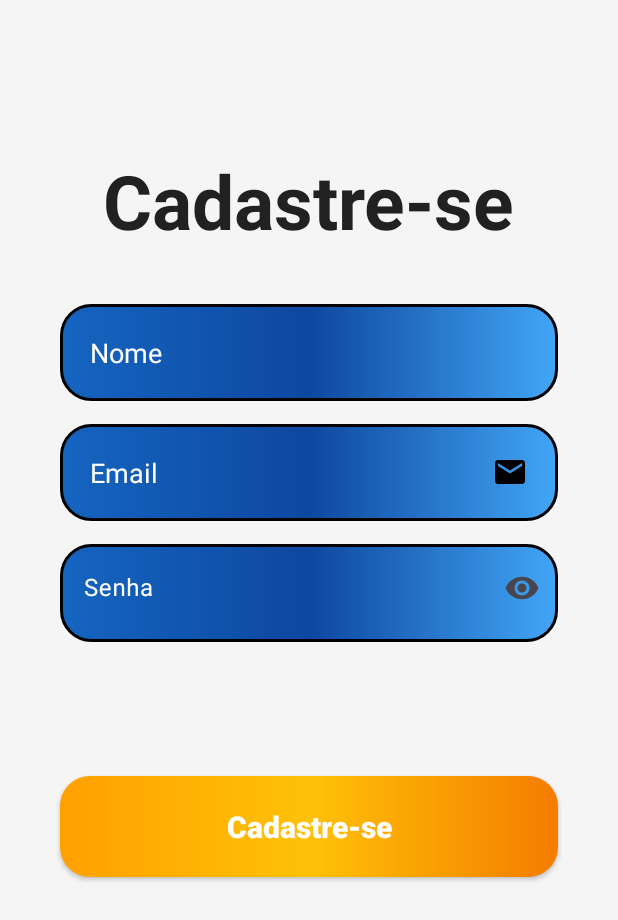
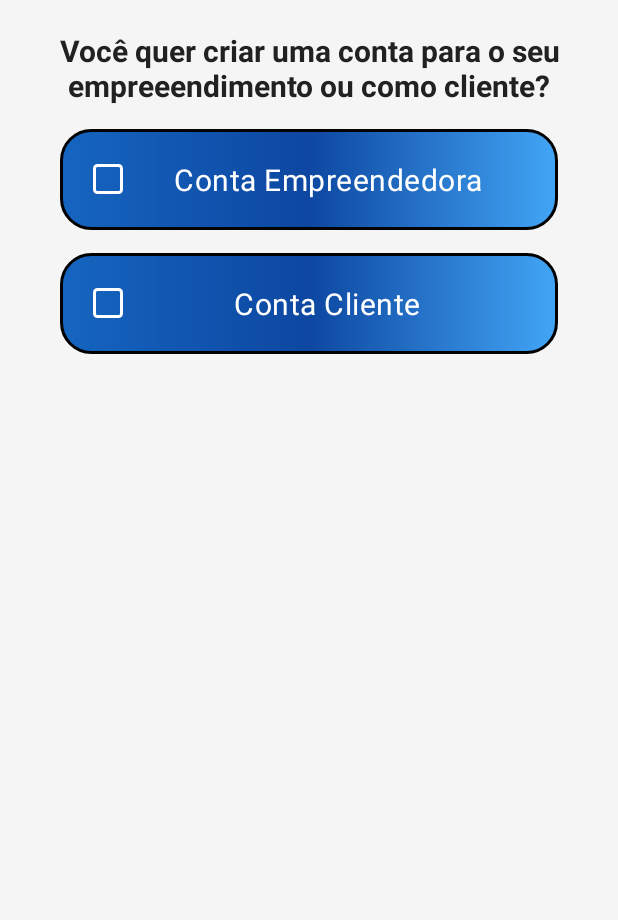
Before and after one commit to JoaoCarlos1908/App_Negocios, an Android app: the screen it shows after launch (FormCadastro before the commit, FormTipoConta after it), after a tap on "Crie uma conta clicando aqui!", on a phone screen of 412 x 824 dp. Shown: the top 920 px of the screen. Run offline under Robolectric (Android 15) with nearby library versions, the phone set to English and light mode, and no system bars; our stand-ins replace Firebase (no records; nobody signed in at launch, a user with empty details on screens opened directly).

Commit message:
Adicionados checkBox para escolha do tipo de conta, sem usso por enquanto

```diff
--- a/app/src/main/AndroidManifest.xml
+++ b/app/src/main/AndroidManifest.xml
@@ -12,6 +12,12 @@
         android:supportsRtl="true"
         android:theme="@style/Theme.AppNegocios"
         tools:targetApi="31">
+        <activity
+            android:name=".FormTipoConta"
+            android:exported="false" />
+        <activity
+            android:name=".teste"
+            android:exported="false" />
         <activity
             android:name=".FormTelaPrincipal"
             android:exported="false" />
--- a/app/src/main/java/com/example/appnegocios/FormLogin.java
+++ b/app/src/main/java/com/example/appnegocios/FormLogin.java
@@ -73,7 +73,7 @@ public class FormLogin extends AppCompatActivity {
             @Override
             public void onClick(View v) {
                 RemoveTeclado();
-                Intent intent = new Intent(FormLogin.this, FormCadastro.class);
+                Intent intent = new Intent(FormLogin.this, FormTipoConta.class);
                 startActivity(intent);
             }
         });
--- a/app/src/main/java/com/example/appnegocios/MainActivity.java
+++ b/app/src/main/java/com/example/appnegocios/FormTipoConta.java
@@ -8,13 +8,13 @@ import androidx.core.graphics.Insets;
 import androidx.core.view.ViewCompat;
 import androidx.core.view.WindowInsetsCompat;
 
-public class MainActivity extends AppCompatActivity {
+public class FormTipoConta extends AppCompatActivity {
 
     @Override
     protected void onCreate(Bundle savedInstanceState) {
         super.onCreate(savedInstanceState);
         EdgeToEdge.enable(this);
-        setContentView(R.layout.activity_main);
+        setContentView(R.layout.activity_form_tipo_conta);
         ViewCompat.setOnApplyWindowInsetsListener(findViewById(R.id.main), (v, insets) -> {
             Insets systemBars = insets.getInsets(WindowInsetsCompat.Type.systemBars());
             v.setPadding(systemBars.left, systemBars.top, systemBars.right, systemBars.bottom);
--- /dev/null
+++ b/app/src/main/res/drawable/checkbox.xml
@@ -0,0 +1,5 @@
+<?xml version="1.0" encoding="utf-8"?>
+<selector xmlns:android="http://schemas.android.com/apk/res/android">
+  <item android:state_checked="true" android:drawable="@drawable/ic_check_true"/>
+    <item android:state_checked="false" android:drawable="@drawable/ic_check_false"/>
+</selector>
--- /dev/null
+++ b/app/src/main/res/drawable/conteiner_layout.xml
@@ -0,0 +1,4 @@
+<?xml version="1.0" encoding="utf-8"?>
+<shape xmlns:android="http://schemas.android.com/apk/res/android">
+
+</shape>
--- /dev/null
+++ b/app/src/main/res/drawable/ic_check_false.xml
@@ -0,0 +1,21 @@
+<!-- res/drawable/ic_checkbox_unchecked.xml -->
+<vector xmlns:android="http://schemas.android.com/apk/res/android"
+    android:width="24dp"
+    android:height="24dp"
+    android:viewportWidth="24"
+    android:viewportHeight="24">
+    <path
+        android:fillColor="@null"
+        android:strokeColor="@android:color/white"
+        android:strokeWidth="2"
+        android:pathData="M5,3
+                          h14
+                          a2,2 0 0 1 2,2
+                          v14
+                          a2,2 0 0 1 -2,2
+                          h-14
+                          a2,2 0 0 1 -2,-2
+                          v-14
+                          a2,2 0 0 1 2,-2
+                          z"/>
+</vector>
--- /dev/null
+++ b/app/src/main/res/drawable/ic_check_true.xml
@@ -0,0 +1,28 @@
+<!-- res/drawable/ic_checkbox_checked.xml -->
+<vector xmlns:android="http://schemas.android.com/apk/res/android"
+    android:width="24dp"
+    android:height="24dp"
+    android:viewportWidth="24"
+    android:viewportHeight="24">
+
+    <!-- Caixa com cantos arredondados -->
+    <path
+        android:fillColor="@null"
+        android:strokeColor="@android:color/white"
+        android:strokeWidth="2"
+        android:pathData="M5,3
+                          h14
+                          a2,2 0 0 1 2,2
+                          v14
+                          a2,2 0 0 1 -2,2
+                          h-14
+                          a2,2 0 0 1 -2,-2
+                          v-14
+                          a2,2 0 0 1 2,-2
+                          z"/>
+
+    <!-- Ícone de check -->
+    <path
+        android:fillColor="@android:color/white"
+        android:pathData="M20.3,5.7l-11,11L3.7,11l1.4-1.4L9.3,14l9.3-9.3L20.3,5.7z"/>
+</vector>
--- /dev/null
+++ b/app/src/main/res/layout/activity_form_tipo_conta.xml
@@ -0,0 +1,53 @@
+<?xml version="1.0" encoding="utf-8"?>
+<androidx.constraintlayout.widget.ConstraintLayout xmlns:android="http://schemas.android.com/apk/res/android"
+    xmlns:app="http://schemas.android.com/apk/res-auto"
+    xmlns:tools="http://schemas.android.com/tools"
+    android:id="@+id/main"
+    android:layout_width="match_parent"
+    android:layout_height="match_parent"
+    android:background="@drawable/backgroud"
+    tools:context=".FormTipoConta">
+
+    <TextView
+        android:id="@+id/text_tela_cadastro"
+        android:layout_width="wrap_content"
+        android:layout_height="wrap_content"
+        android:text="@string/titulo_tipo_conta"
+        android:gravity="center"
+        android:layout_marginTop="20dp"
+        android:layout_marginBottom="30dp"
+        android:textSize="20sp"
+        android:textColor="@color/dark_gray"
+        android:textStyle="bold"
+        app:layout_constraintTop_toTopOf="parent"
+        app:layout_constraintStart_toStartOf="parent"
+        app:layout_constraintEnd_toEndOf="parent"
+        />
+
+    <CheckBox
+        android:id="@+id/cb_conta_empreendedora"
+        style="@style/edit_text"
+        android:button="@null"
+        android:drawableStart="@drawable/checkbox"
+        android:gravity="center"
+        android:text="@string/ct_empre"
+        android:textColor="@color/white"
+        android:textSize="20sp"
+        app:layout_constraintEnd_toEndOf="parent"
+        app:layout_constraintStart_toStartOf="parent"
+        app:layout_constraintTop_toBottomOf="@id/text_tela_cadastro"/>
+
+    <CheckBox
+        android:id="@+id/cb_conta_cliente"
+        style="@style/edit_text"
+        android:button="@null"
+        android:drawableStart="@drawable/checkbox"
+        android:gravity="center"
+        android:text="@string/ct_clie"
+        android:textColor="@color/white"
+        android:textSize="20sp"
+        app:layout_constraintEnd_toEndOf="parent"
+        app:layout_constraintStart_toStartOf="parent"
+        app:layout_constraintTop_toBottomOf="@id/cb_conta_empreendedora"/>
+
+</androidx.constraintlayout.widget.ConstraintLayout>
--- a/app/src/main/res/layout/activity_main.xml
+++ /dev/null
@@ -1,8 +0,0 @@
-<?xml version="1.0" encoding="utf-8"?>
-<androidx.constraintlayout.widget.ConstraintLayout xmlns:android="http://schemas.android.com/apk/res/android"
-    xmlns:app="http://schemas.android.com/apk/res-auto"
-    xmlns:tools="http://schemas.android.com/tools"
-    android:id="@+id/main"
-    android:layout_width="match_parent"
-    android:layout_height="match_parent"
-    tools:context=".MainActivity"/>
--- a/app/src/main/res/values/strings.xml
+++ b/app/src/main/res/values/strings.xml
@@ -1,11 +1,16 @@
 <resources>
-    <string name="app_name">App Negocios</string>
+    <string name="app_name">ConectaLocal</string>
+
     <string name="entrar">Entrar</string>
     <string name="text_cadastro">Crie uma conta clicando aqui!</string>
+    <string name="button_cadastrar">Cadastrar</string>
+
     <string name="title_cadastro">Cadastre-se</string>
-    <string name="button_cadastrar">Cadastrar</string>
     <string name="senha">Senha</string>
     <string name="nome">Nome</string>
     <string name="email">Email</string>
     <string name="recuperar_senha">Esqueci minha senha</string>
+    <string name="titulo_tipo_conta">Você quer criar uma conta para o seu empreeendimento ou como cliente?</string>
+    <string name="ct_empre">Conta Empreendedora</string>
+    <string name="ct_clie">Conta Cliente</string>
 </resources>
```
